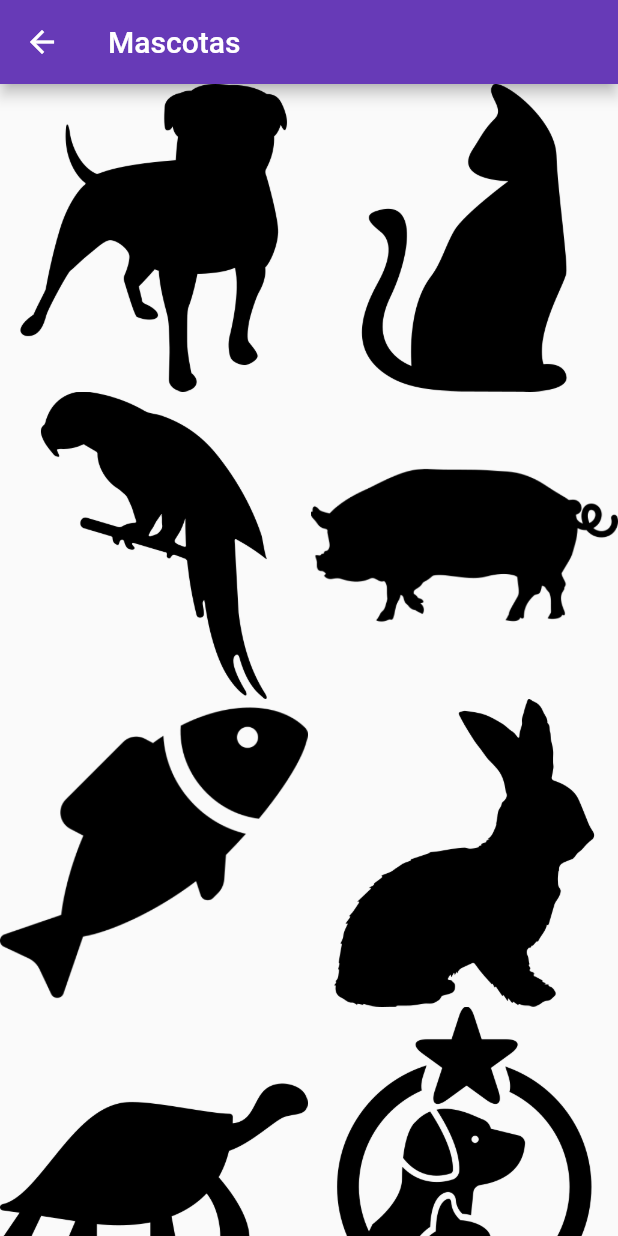
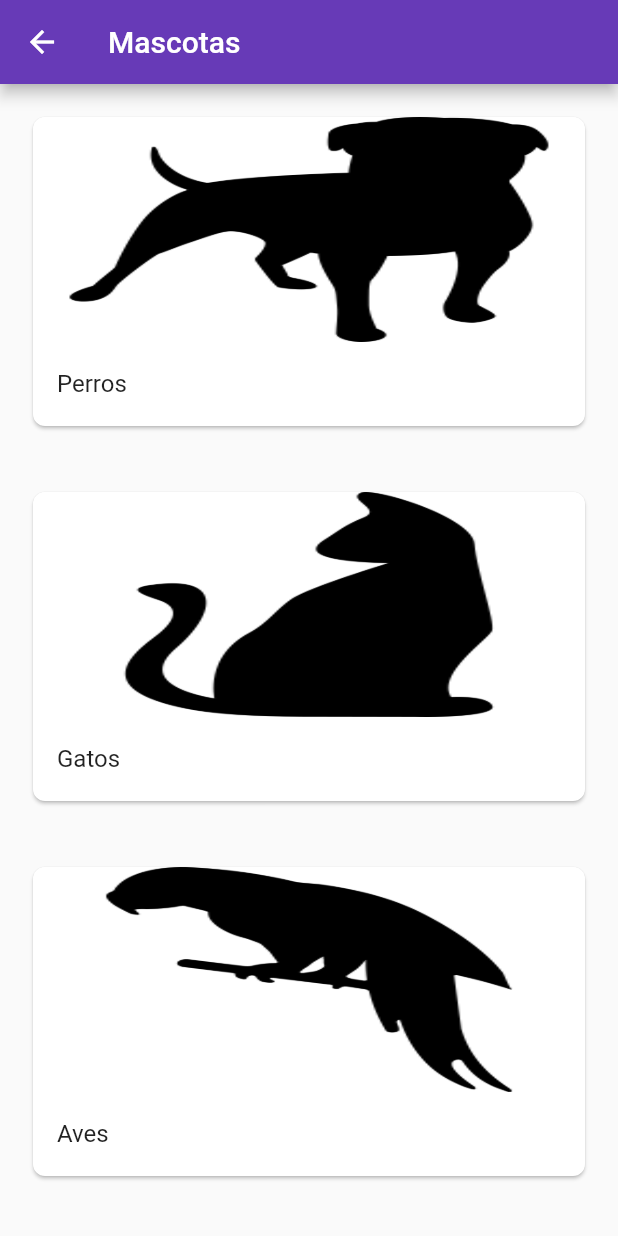
Before and after one commit to m60miguel/NewbiePets, a Flutter app: the PetsPage screen opened directly, on a phone screen of 412 x 824 dp. Run offline on Flutter 3.47's test engine with Material 2 defaults, Android fonts, the phone set to English and light mode, and no system bars; our stand-ins replace font_awesome_flutter, google_maps_flutter.

```diff
--- a/newbiepets_flutter/lib/main.dart
+++ b/newbiepets_flutter/lib/main.dart
@@ -90,7 +90,7 @@ class HomePage extends StatelessWidget {
       ),
       body: new Container(
         child: new Center(
-          child: new Text("Home Page"),
+          child: new PetsPage(),
         ),
       ),
     );
--- a/newbiepets_flutter/lib/pages/pets.dart
+++ b/newbiepets_flutter/lib/pages/pets.dart
@@ -5,21 +5,90 @@ class PetsPage extends StatelessWidget {
   Widget build(BuildContext context) {
     return Scaffold(
       appBar: AppBar(
-        title: Text("Mascotas"),
+        title: Text('Mascotas'),
       ),
-      body: OrientationBuilder(builder: (context, orientation) {
-        return GridView.count(
-          crossAxisCount: orientation == Orientation.portrait ? 2 : 3,
-          crossAxisSpacing: 2.0,
-          children: List.generate(8, (index) {
-            return Image.asset(
-              'images/pet$index.png',
-              width: 200.0,
-              height: 200.0,
-            );
-          }),
-        );
-      }),
+      body: ListView(
+        children: <Widget>[
+          Container(
+            margin: EdgeInsets.all(18.0),
+            child: Card(
+              shape: RoundedRectangleBorder(
+                  borderRadius: BorderRadius.all(Radius.circular(8.0))),
+              child: InkWell(
+                onTap: () => print("prueba"),
+                child: Column(
+                  crossAxisAlignment: CrossAxisAlignment.stretch,
+                  children: <Widget>[
+                    ClipRRect(
+                      borderRadius: BorderRadius.only(
+                        topLeft: Radius.circular(8.0),
+                        topRight: Radius.circular(8.0),
+                      ),
+                      child: Image.asset('images/pet0.png',
+                          height: 150, fit: BoxFit.fill),
+                    ),
+                    ListTile(
+                      title: Text('Perros'),
+                    )
+                  ],
+                ),
+              ),
+            ),
+          ),
+          Container(
+            margin: EdgeInsets.all(18.0),
+            child: Card(
+              shape: RoundedRectangleBorder(
+                  borderRadius: BorderRadius.all(Radius.circular(8.0))),
+              child: InkWell(
+                onTap: () => print("prueba"),
+                child: Column(
+                  crossAxisAlignment: CrossAxisAlignment.stretch,
+                  children: <Widget>[
+                    ClipRRect(
+                      borderRadius: BorderRadius.only(
+                        topLeft: Radius.circular(8.0),
+                        topRight: Radius.circular(8.0),
+                      ),
+                      child: Image.asset('images/pet1.png',
+                          height: 150, fit: BoxFit.fill),
+                    ),
+                    ListTile(
+                      title: Text('Gatos'),
+                    )
+                  ],
+                ),
+              ),
+            ),
+          ),
+          Container(
+            margin: EdgeInsets.all(18.0),
+            child: Card(
+              shape: RoundedRectangleBorder(
+                  borderRadius: BorderRadius.all(Radius.circular(8.0))),
+              child: InkWell(
+                onTap: () => print("prueba"),
+                child: Column(
+                  crossAxisAlignment: CrossAxisAlignment.stretch,
+                  children: <Widget>[
+                    ClipRRect(
+                      borderRadius: BorderRadius.only(
+                        topLeft: Radius.circular(8.0),
+                        topRight: Radius.circular(8.0),
+                      ),
+                      child: Image.asset('images/pet2.png',
+                          height: 150, fit: BoxFit.fill),
+                    ),
+                    ListTile(
+                      title: Text('Aves'),
+                    )
+                  ],
+                ),
+              ),
+            ),
+          ),
+        ],
+      ),
     );
   }
 }
```
Also changed, not shown: 3 other files.
